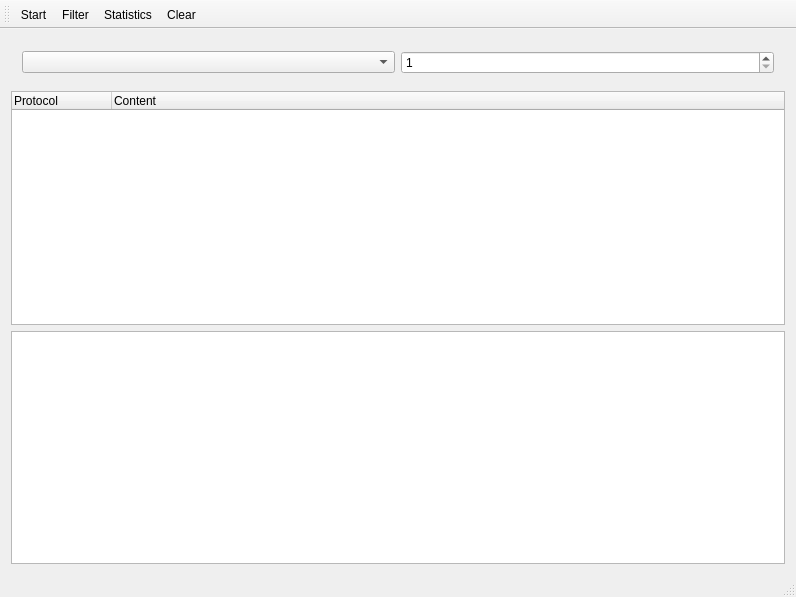
Qt form mainwindow.ui (xieby1/packet-paw) before a commit.
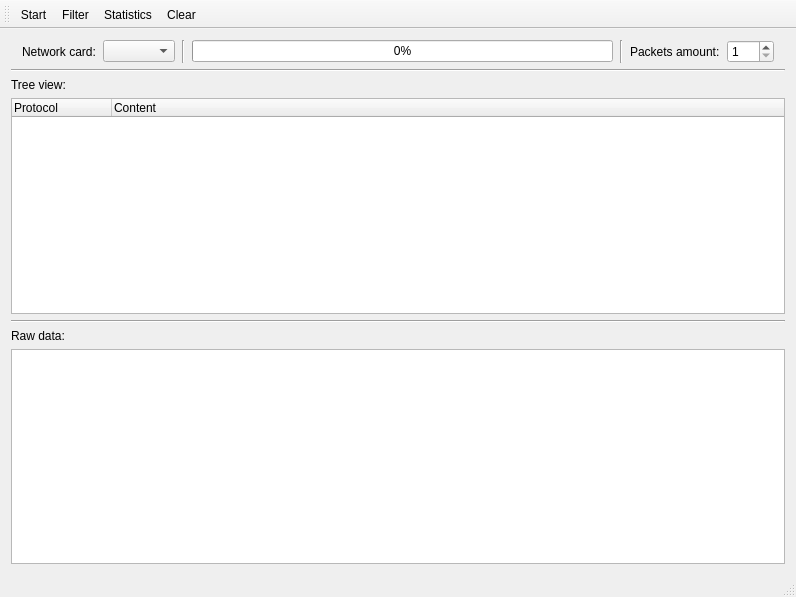
The same form after that commit.

```diff
--- a/mainwindow.ui
+++ b/mainwindow.ui
@@ -21,22 +21,83 @@
     <item>
      <widget class="QWidget" name="deviceBar" native="true">
       <layout class="QHBoxLayout" name="horizontalLayout">
+       <property name="spacing">
+        <number>7</number>
+       </property>
+       <property name="topMargin">
+        <number>0</number>
+       </property>
+       <property name="rightMargin">
+        <number>11</number>
+       </property>
+       <property name="bottomMargin">
+        <number>0</number>
+       </property>
+       <item>
+        <widget class="QLabel" name="label">
+         <property name="text">
+          <string>Network card:</string>
+         </property>
+        </widget>
+       </item>
        <item>
         <widget class="QComboBox" name="availableDevices"/>
        </item>
+       <item>
+        <widget class="Line" name="line_3">
+         <property name="orientation">
+          <enum>Qt::Vertical</enum>
+         </property>
+        </widget>
+       </item>
+       <item>
+        <widget class="QProgressBar" name="progressBar">
+         <property name="value">
+          <number>0</number>
+         </property>
+        </widget>
+       </item>
+       <item>
+        <widget class="Line" name="line_4">
+         <property name="orientation">
+          <enum>Qt::Vertical</enum>
+         </property>
+        </widget>
+       </item>
+       <item>
+        <widget class="QLabel" name="label_2">
+         <property name="text">
+          <string>Packets amount:</string>
+         </property>
+        </widget>
+       </item>
        <item>
         <widget class="QSpinBox" name="packetsCount">
          <property name="minimum">
           <number>1</number>
          </property>
          <property name="maximum">
-          <number>200</number>
+          <number>500</number>
          </property>
         </widget>
        </item>
       </layout>
      </widget>
     </item>
+    <item>
+     <widget class="Line" name="line_2">
+      <property name="orientation">
+       <enum>Qt::Horizontal</enum>
+      </property>
+     </widget>
+    </item>
+    <item>
+     <widget class="QLabel" name="label_4">
+      <property name="text">
+       <string>Tree view:</string>
+      </property>
+     </widget>
+    </item>
     <item>
      <widget class="QTreeWidget" name="packetDetails">
       <property name="sizeAdjustPolicy">
@@ -54,6 +115,20 @@
       </column>
      </widget>
     </item>
+    <item>
+     <widget class="Line" name="line">
+      <property name="orientation">
+       <enum>Qt::Horizontal</enum>
+      </property>
+     </widget>
+    </item>
+    <item>
+     <widget class="QLabel" name="label_3">
+      <property name="text">
+       <string>Raw data:</string>
+      </property>
+     </widget>
+    </item>
     <item>
      <widget class="QTextBrowser" name="packetRaw">
       <property name="html">
```
Left out of the diff: 2 changed lines with no effect on the pictures.
